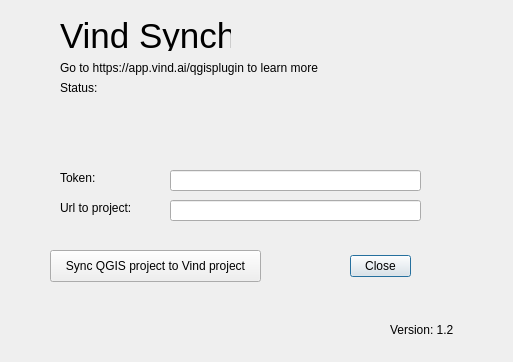
The window that vind_technologies_dialog_base.ui (vind-ai/qgis_vind_plugin) describes before a commit, drawn with Qt 5.
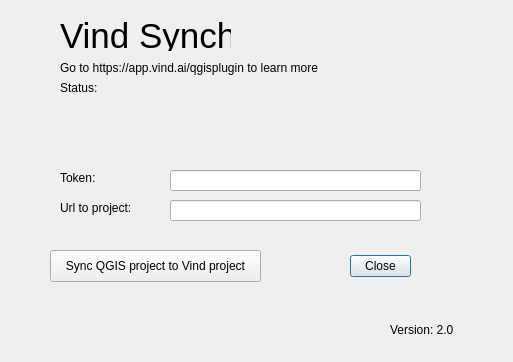
The same window after the commit.

Commit message: feat: update qgis plugin to work with latest version of backend

The edit to the form file:
```diff
--- a/vind_technologies_dialog_base.ui
+++ b/vind_technologies_dialog_base.ui
@@ -167,7 +167,7 @@
     </rect>
    </property>
    <property name="text">
-    <string>Version: 1.2</string>
+    <string>Version: 2.0</string>
    </property>
   </widget>
  </widget>
```
The commit also changes 2 other files.
